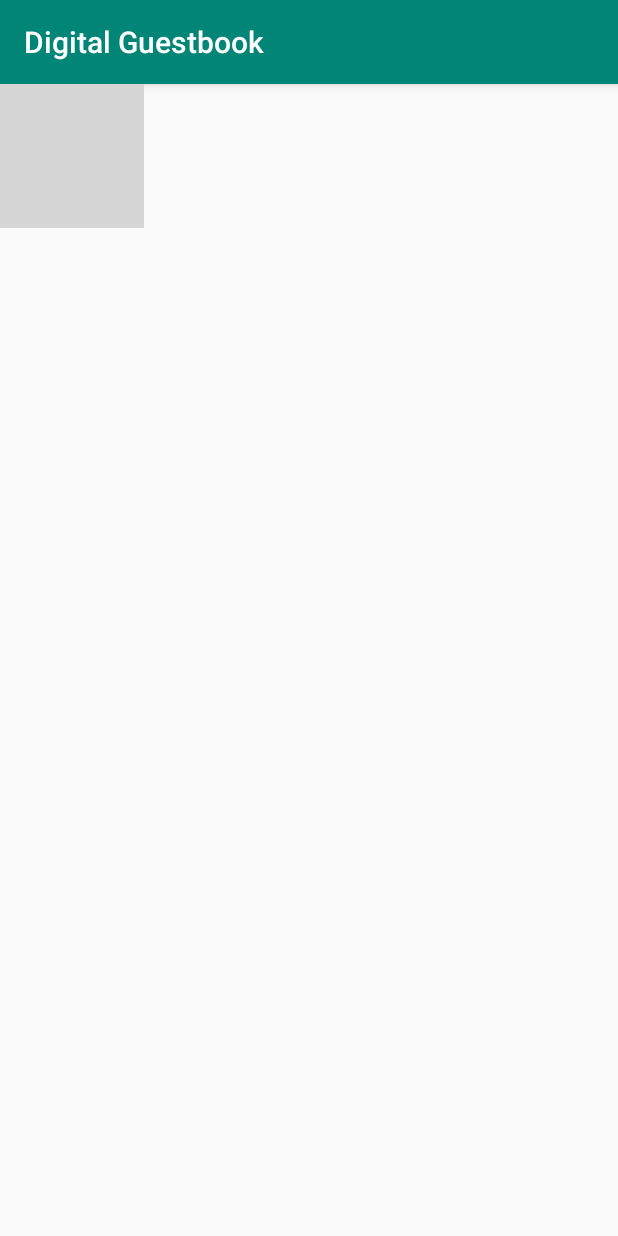
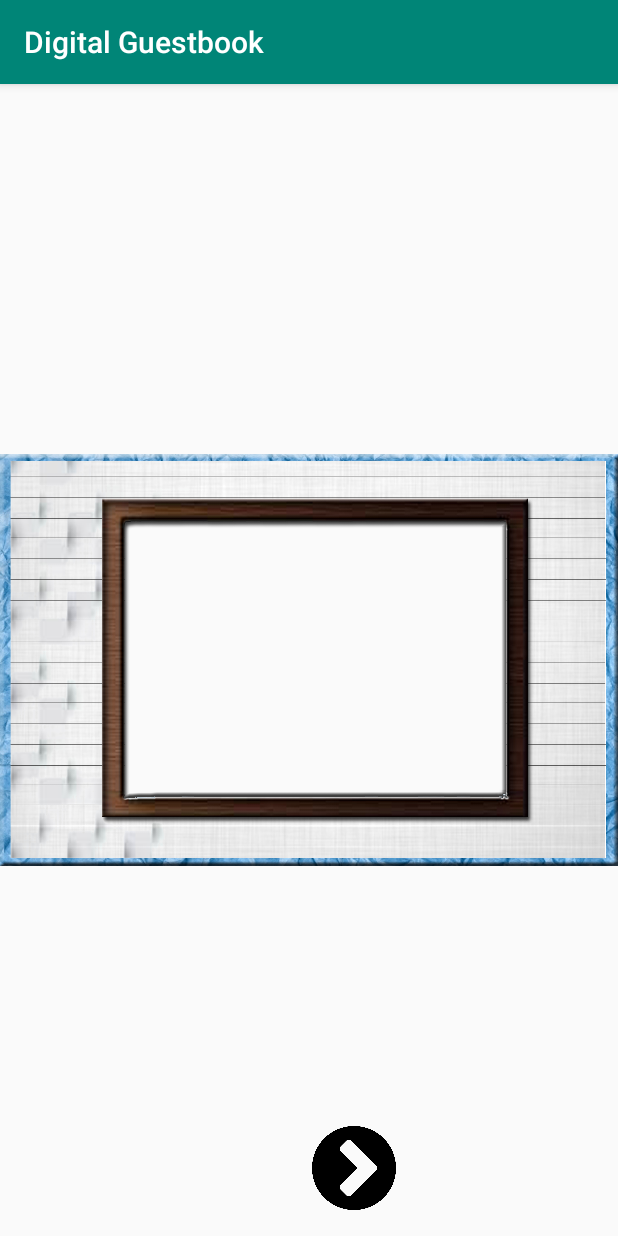
Before and after one commit to jaredni/guestbook, an Android app: the VideoActivity screen opened directly, with no data from a screen before it, on a phone screen of 412 x 824 dp. Run offline under Robolectric (Android 15) with nearby library versions, the phone set to English and light mode, and no system bars; grey boxes are pictures that could not be loaded.

Commit message:
Add flow for video greeting

```diff
--- a/app/src/main/java/com/example/jvicentillo/digitalguestbook/FormatViews/VideoActivity.java
+++ b/app/src/main/java/com/example/jvicentillo/digitalguestbook/FormatViews/VideoActivity.java
@@ -12,9 +12,12 @@ import android.support.annotation.NonNull;
 import android.support.annotation.Nullable;
 import android.support.v7.app.AppCompatActivity;
 import android.util.Log;
+import android.view.View;
 import android.widget.MediaController;
 import android.widget.VideoView;
 
+import com.example.jvicentillo.digitalguestbook.EndSessionActivity;
+import com.example.jvicentillo.digitalguestbook.GreetingFormatActivity;
 import com.example.jvicentillo.digitalguestbook.R;
 
 import java.io.File;
@@ -83,4 +86,19 @@ public class VideoActivity extends AppCompatActivity {
             videoView.start();
         }
     }
+
+    public void saveVideo(View view) {
+        Intent end_session_intent = new Intent(getApplicationContext(), EndSessionActivity.class);
+        startActivity(end_session_intent );
+    }
+
+    public void clicKBack(View view) {
+        File file = new File(getVideoUri().getPath());
+        boolean deleted = file.delete();
+        Log.i("deleted", Boolean.toString(deleted));
+
+        Intent greeting_intent = new Intent(getApplicationContext(), GreetingFormatActivity.class);
+
+        startActivity(greeting_intent);
+    }
 }
--- a/app/src/main/res/layout/activity_video.xml
+++ b/app/src/main/res/layout/activity_video.xml
@@ -10,7 +10,7 @@
         android:id="@+id/imageView"
         android:layout_width="wrap_content"
         android:layout_height="wrap_content"
-        app:srcCompat="@drawable/videobg" />
+        app:srcCompat="@drawable/videobgfinal" />
 
     <VideoView
         android:id="@+id/videoGreeting"
@@ -28,4 +28,35 @@
         android:layout_marginEnd="203dp"
         android:layout_marginRight="203dp"
         android:layout_marginBottom="158dp" />
+
+    <ImageView
+        android:id="@+id/saveButtonView2"
+        android:layout_width="160dp"
+        android:layout_height="56dp"
+        android:layout_alignParentEnd="true"
+        android:layout_alignParentRight="true"
+        android:layout_alignParentBottom="true"
+        android:layout_marginEnd="96dp"
+        android:layout_marginRight="96dp"
+        android:layout_marginBottom="17dp"
+        android:onClick="saveVideo"
+        android:scaleX="-1"
+        app:srcCompat="@drawable/save" />
+
+    <ImageView
+        android:id="@+id/backButtonView2"
+        android:layout_width="50dp"
+        android:layout_height="39dp"
+        android:layout_alignParentEnd="true"
+        android:layout_alignParentRight="true"
+        android:layout_alignParentBottom="true"
+        android:layout_marginStart="134dp"
+        android:layout_marginLeft="134dp"
+        android:layout_marginTop="8dp"
+        android:layout_marginEnd="662dp"
+        android:layout_marginRight="662dp"
+        android:layout_marginBottom="364dp"
+        android:onClick="clicKBack"
+        app:srcCompat="@drawable/back" />
+
 </RelativeLayout>
```
Also changed, not shown: app/src/main/res/drawable-v24/videobgfinal.png (added).
